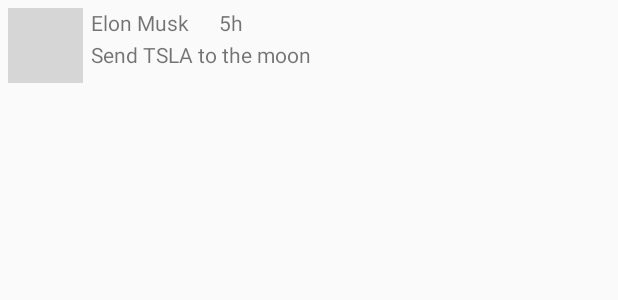
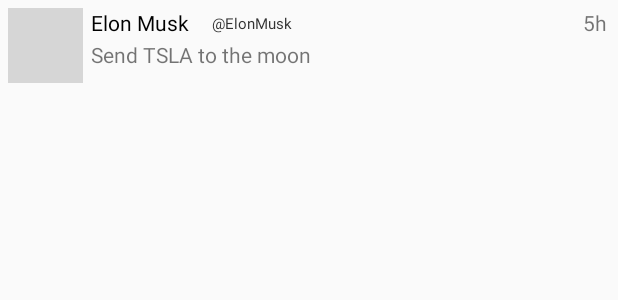
Before and after one commit to NickJHoffmann/Codepath_SimpleTweet, an Android app: the layout item_tweet.xml on its own in the app's theme, with its tools: preview values and no code run, on a phone screen of 412 x 824 dp. Shown: the top 300 px of the screen. Run offline under Robolectric (Android 15) with nearby library versions, the phone set to English and light mode, and no system bars; grey boxes are pictures that could not be loaded.

Commit message:
Updated readme, added dividers between tweets, added name field

```diff
--- a/app/src/main/java/com/codepath/apps/restclienttemplate/TimelineActivity.java
+++ b/app/src/main/java/com/codepath/apps/restclienttemplate/TimelineActivity.java
@@ -1,6 +1,7 @@
 package com.codepath.apps.restclienttemplate;
 
 import androidx.appcompat.app.AppCompatActivity;
+import androidx.recyclerview.widget.DividerItemDecoration;
 import androidx.recyclerview.widget.LinearLayoutManager;
 import androidx.recyclerview.widget.RecyclerView;
 import androidx.swiperefreshlayout.widget.SwipeRefreshLayout;
@@ -59,6 +60,7 @@ public class TimelineActivity extends AppCompatActivity {
         //Setup recycler view: layout manager and adapter
         rvTweets.setLayoutManager(new LinearLayoutManager(this));
         rvTweets.setAdapter(adapter);
+        rvTweets.addItemDecoration(new DividerItemDecoration(rvTweets.getContext(), DividerItemDecoration.VERTICAL));
         populateHomeTimeline();
     }
 
--- a/app/src/main/java/com/codepath/apps/restclienttemplate/TweetsAdapter.java
+++ b/app/src/main/java/com/codepath/apps/restclienttemplate/TweetsAdapter.java
@@ -68,6 +68,7 @@ public class TweetsAdapter extends RecyclerView.Adapter<TweetsAdapter.ViewHolder
         TextView tvBody;
         TextView tvScreenName;
         TextView tvTime;
+        TextView tvName;
 
         public ViewHolder(@NonNull View itemView) {
             super(itemView);
@@ -75,12 +76,14 @@ public class TweetsAdapter extends RecyclerView.Adapter<TweetsAdapter.ViewHolder
             tvBody = itemView.findViewById(R.id.tvBody);
             tvScreenName = itemView.findViewById(R.id.tvScreenName);
             tvTime = itemView.findViewById(R.id.tvTime);
+            tvName = itemView.findViewById(R.id.tvName);
         }
 
         public void bind(Tweet tweet) {
             tvBody.setText(tweet.body);
             tvScreenName.setText(tweet.user.screenName);
             tvTime.setText(tweet.createdAt);
+            tvName.setText(tweet.user.name);
             Glide.with(context).load(tweet.user.profileImageUrl).into(ivProfileImage);
         }
     }
--- a/app/src/main/res/layout/item_tweet.xml
+++ b/app/src/main/res/layout/item_tweet.xml
@@ -22,6 +22,7 @@
         android:layout_height="wrap_content"
         android:layout_marginStart="5dp"
         android:layout_toEndOf="@+id/ivProfileImage"
+        android:textColor="#000000"
         tools:text="Elon Musk" />
 
     <TextView
@@ -38,7 +39,21 @@
         android:id="@+id/tvTime"
         android:layout_width="wrap_content"
         android:layout_height="wrap_content"
-        android:layout_marginStart="20dp"
+        android:layout_alignParentTop="true"
+        android:layout_alignParentEnd="true"
+        android:layout_marginTop="0dp"
+        android:layout_marginEnd="2dp"
+        tools:text="5h" />
+
+    <TextView
+        android:id="@+id/tvName"
+        android:layout_width="wrap_content"
+        android:layout_height="wrap_content"
+        android:layout_alignParentTop="true"
+        android:layout_marginStart="15dp"
+        android:layout_marginTop="3dp"
         android:layout_toEndOf="@+id/tvScreenName"
-        tools:text="5h" />
+        android:textColor="@android:color/secondary_text_light"
+        android:textSize="10sp"
+        tools:text="@ElonMusk" />
 </RelativeLayout>
```
Also changed, not shown: 1 other file.
